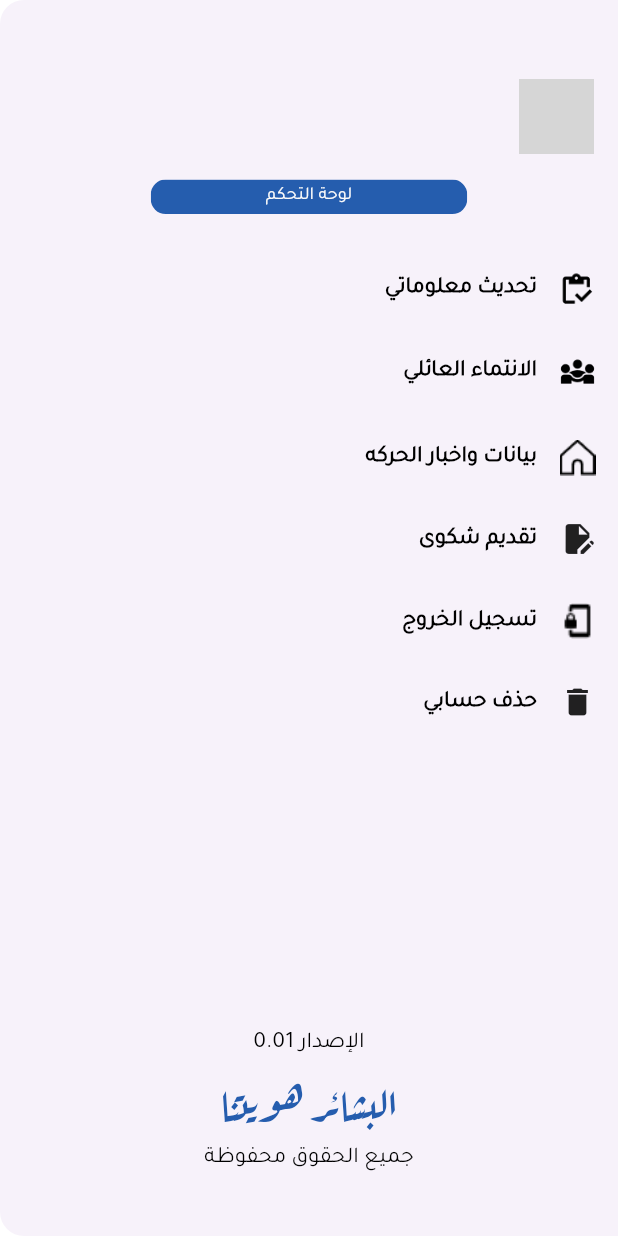
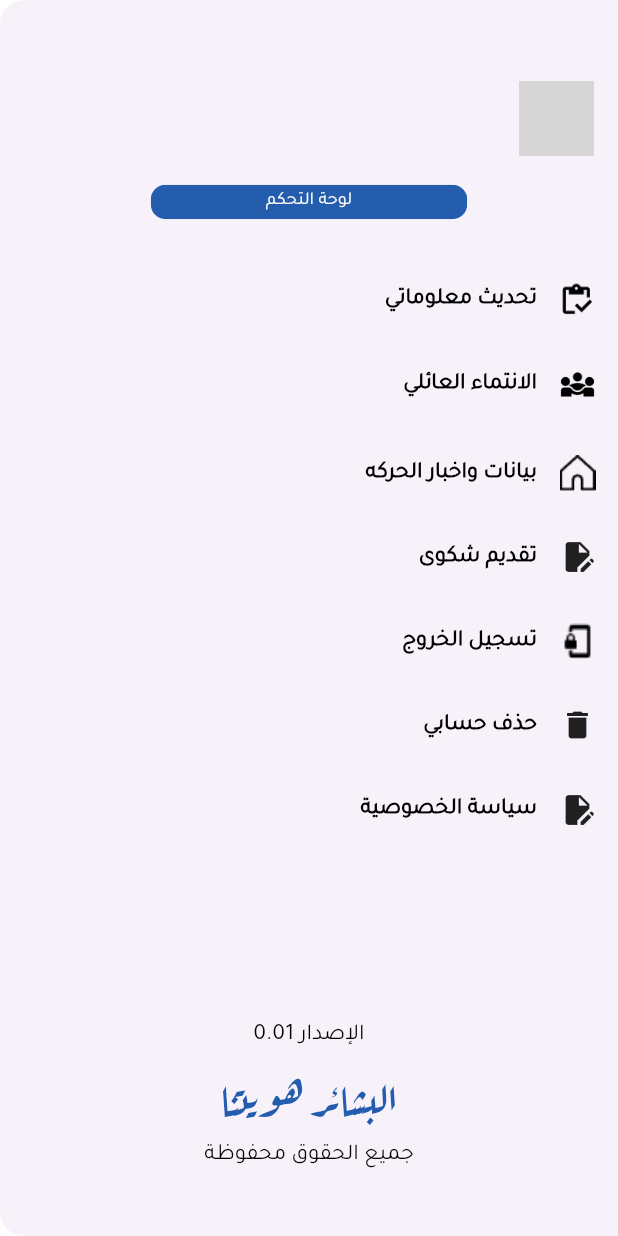
Before and after one commit to QutaibaImad/bashair, a Flutter app: the CustomDrawer screen opened directly with empty values, on a phone screen of 412 x 824 dp. Run offline on Flutter 3.47's test engine with Material 3 defaults, Android fonts, the light colour scheme and no system bars; our stand-ins replace cloud_firestore, firebase_auth, firebase_core, firebase_storage, flick_video_player, gradient_borders and 8 more; missing offline and left inert: record, signature_kit; accounts and stored records are empty; network calls fail; grey boxes are pictures that could not be loaded.

Commit message:
the first edit

```diff
--- a/lib/main.dart
+++ b/lib/main.dart
@@ -2,6 +2,7 @@
 import 'package:bashair_project/admin/edit_order_detail_screen.dart';
 import 'package:bashair_project/admin/nest_family_screen.dart';
 import 'package:bashair_project/admin/order_detail_screen.dart';
+import 'package:bashair_project/audio/audio_page.dart';
 import 'package:bashair_project/firebase_options.dart';
 import 'package:bashair_project/provider/cart.dart';
 import 'package:bashair_project/screens/add_family_member_screen.dart';
--- a/lib/widgets/custom_drawer.dart
+++ b/lib/widgets/custom_drawer.dart
@@ -7,6 +7,7 @@ import 'package:bashair_project/screens/welcome_screen.dart';
 import 'package:cloud_firestore/cloud_firestore.dart';
 import 'package:firebase_auth/firebase_auth.dart';
 import 'package:flutter/material.dart';
+import 'package:url_launcher/url_launcher.dart';
 
 class CustomDrawer extends StatelessWidget {
   final String documentId;
@@ -15,6 +16,9 @@ class CustomDrawer extends StatelessWidget {
 
   @override
   Widget build(BuildContext context) {
+    final Uri url =
+        Uri.parse('https://sites.google.com/view/codecraftersn/home');
+
     final credential = FirebaseAuth.instance.currentUser;
     CollectionReference users = FirebaseFirestore.instance.collection('users');
 
@@ -256,8 +260,27 @@ class CustomDrawer extends StatelessWidget {
                         ),
                       ]),
                     ),
+                    InkWell(
+                      onTap: () {
+                        launchUrl(url);
+                      },
+                      child: Row(children: [
+                        Padding(
+                            padding: const EdgeInsets.symmetric(
+                                horizontal: 15, vertical: 12),
+                            child: Icon(Icons.edit_document)),
+                        Text(
+                          'سياسة الخصوصية',
+                          style: TextStyle(
+                              color: Color(0xFF000000),
+                              fontWeight: FontWeight.w700,
+                              fontSize: 15,
+                              fontFamily: 'rFont'),
+                        ),
+                      ]),
+                    ),
                     SizedBox(
-                      height: 180,
+                      height: 100,
                     ),
                     Text(
                       'الإصدار 0.01',
--- a/pubspec.yaml
+++ b/pubspec.yaml
@@ -56,6 +56,9 @@ dependencies:
   share_plus: 6.3.4
   better_player_up: ^0.0.83+2
   printing: ^5.12.0
+  shared_preferences: ^2.2.3
+  just_audio: ^0.9.37
+  record: ^5.0.5
 
 
 
```
Also changed, not shown: lib/audio/audio_page.dart (+107 -107 lines), lib/enroll_screens/alkarkh_enroll_screen.dart (+16 -6 lines), pubspec.lock, 7 other files.
